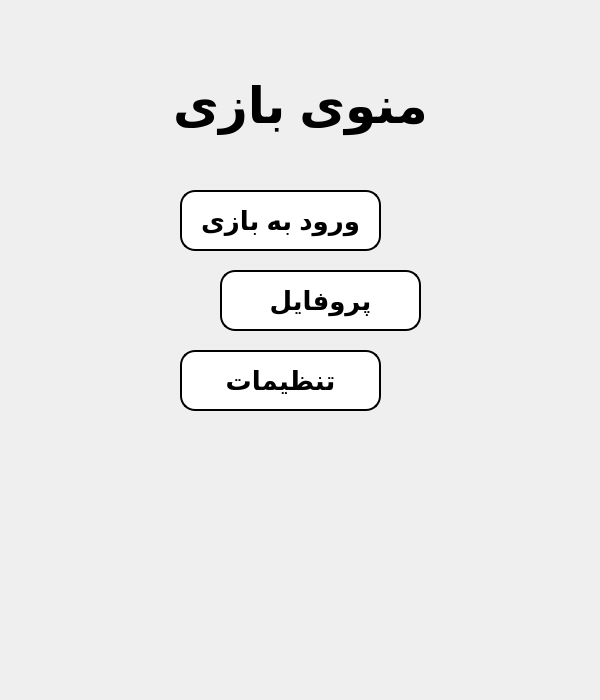
ehsan-esf0/Qt-Game, file mainwindow.ui: the form before one commit.
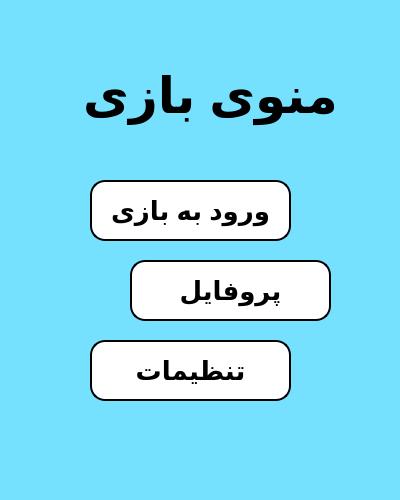
The form after the commit. Icons and pictures are not drawn.

What changed in the file:
```diff
--- a/mainwindow.ui
+++ b/mainwindow.ui
@@ -12,40 +12,34 @@
    <rect>
     <x>0</x>
     <y>0</y>
-    <width>600</width>
-    <height>700</height>
+    <width>400</width>
+    <height>500</height>
    </rect>
   </property>
   <property name="minimumSize">
    <size>
-    <width>600</width>
-    <height>700</height>
+    <width>400</width>
+    <height>500</height>
    </size>
   </property>
   <property name="maximumSize">
    <size>
-    <width>600</width>
-    <height>700</height>
+    <width>400</width>
+    <height>500</height>
    </size>
   </property>
   <property name="windowTitle">
    <string>MainWindow</string>
   </property>
   <property name="styleSheet">
-   <string notr="true">background :url(:/res/C:/Users/User/Downloads/20241107_172533_1849929185.jpg);
-background-size: cover;
-
-
-
-
-</string>
+   <string notr="true">background : rgb(117, 225, 255);</string>
   </property>
   <widget class="QWidget" name="centralwidget">
    <widget class="QLabel" name="label">
     <property name="geometry">
      <rect>
-      <x>150</x>
-      <y>40</y>
+      <x>60</x>
+      <y>30</y>
       <width>301</width>
       <height>131</height>
      </rect>
@@ -70,8 +64,8 @@
    <widget class="QPushButton" name="pushButton">
     <property name="geometry">
      <rect>
-      <x>180</x>
-      <y>190</y>
+      <x>90</x>
+      <y>180</y>
       <width>201</width>
       <height>61</height>
      </rect>
@@ -93,8 +87,8 @@
    <widget class="QPushButton" name="pushButton_2">
     <property name="geometry">
      <rect>
-      <x>220</x>
-      <y>270</y>
+      <x>130</x>
+      <y>260</y>
       <width>201</width>
       <height>61</height>
      </rect>
@@ -116,8 +110,8 @@
    <widget class="QPushButton" name="pushButton_3">
     <property name="geometry">
      <rect>
-      <x>180</x>
-      <y>350</y>
+      <x>90</x>
+      <y>340</y>
       <width>201</width>
       <height>61</height>
      </rect>
```
